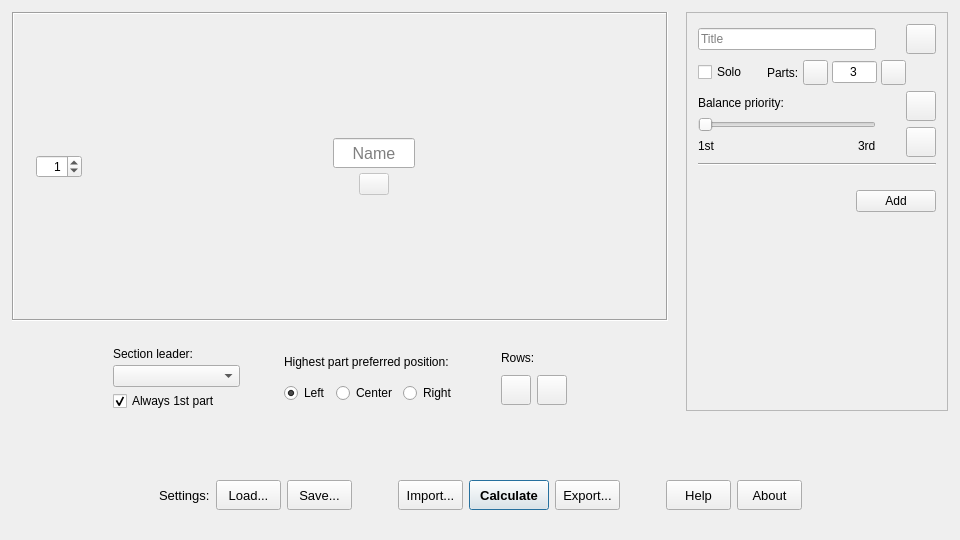
Above: mainwindow.ui from Ernest314/part-distributor before the change. Below: the same form after it.
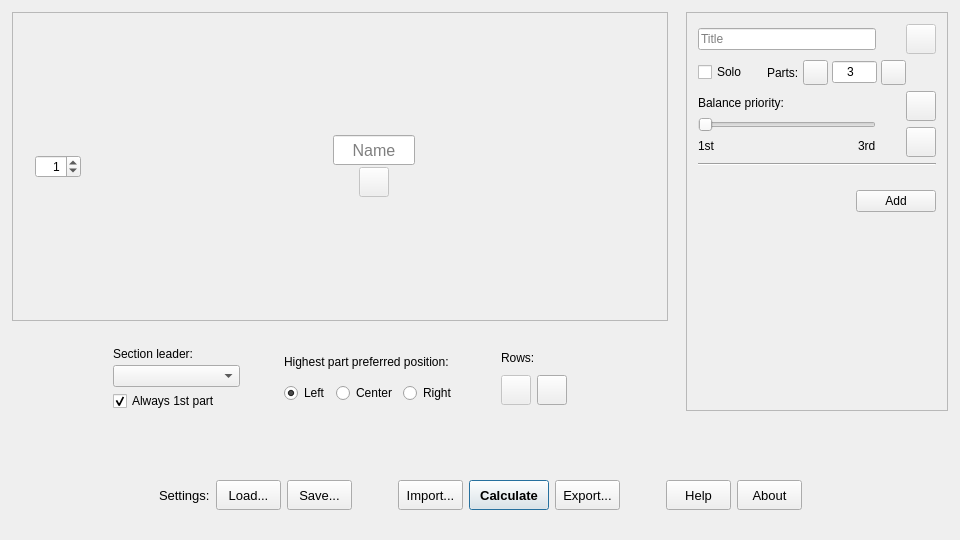
That is the form after the change. Icons and pictures are not drawn.

Commit message:
Slightly tweaked GUI layout
Changed icon sizes and stuff.

```diff
--- a/mainwindow.ui
+++ b/mainwindow.ui
@@ -91,6 +91,9 @@
        <layout class="QGridLayout" name="layout_seating_rows" rowstretch="2,3">
         <item row="1" column="0">
          <widget class="QPushButton" name="button_rows_remove">
+          <property name="enabled">
+           <bool>false</bool>
+          </property>
           <property name="sizePolicy">
            <sizepolicy hsizetype="Fixed" vsizetype="Fixed">
             <horstretch>0</horstretch>
@@ -268,7 +271,7 @@
       <item row="0" column="0" colspan="7">
        <widget class="QFrame" name="frame_seatingDisp">
         <property name="frameShape">
-         <enum>QFrame::Box</enum>
+         <enum>QFrame::StyledPanel</enum>
         </property>
         <property name="frameShadow">
          <enum>QFrame::Sunken</enum>
@@ -296,8 +299,8 @@
              <rect>
               <x>0</x>
               <y>0</y>
-              <width>564</width>
-              <height>268</height>
+              <width>566</width>
+              <height>270</height>
              </rect>
             </property>
             <layout class="QVBoxLayout" name="verticalLayout_2">
@@ -389,6 +392,12 @@
                       <property name="enabled">
                        <bool>false</bool>
                       </property>
+                      <property name="minimumSize">
+                       <size>
+                        <width>0</width>
+                        <height>30</height>
+                       </size>
+                      </property>
                       <property name="maximumSize">
                        <size>
                         <width>30</width>
@@ -401,8 +410,8 @@
                       </property>
                       <property name="iconSize">
                        <size>
-                        <width>20</width>
-                        <height>20</height>
+                        <width>18</width>
+                        <height>18</height>
                        </size>
                       </property>
                      </widget>
@@ -463,7 +472,7 @@
               <x>0</x>
               <y>0</y>
               <width>68</width>
-              <height>268</height>
+              <height>270</height>
              </rect>
             </property>
             <layout class="QVBoxLayout" name="layout_seatingDisp_rowNum">
@@ -641,6 +650,9 @@
           </item>
           <item row="0" column="2">
            <widget class="QPushButton" name="button_piece_remove">
+            <property name="enabled">
+             <bool>false</bool>
+            </property>
             <property name="minimumSize">
              <size>
               <width>0</width>
@@ -734,6 +746,9 @@
                 <height>16777215</height>
                </size>
               </property>
+              <property name="inputMask">
+               <string>###</string>
+              </property>
               <property name="text">
                <string>3</string>
               </property>
```
